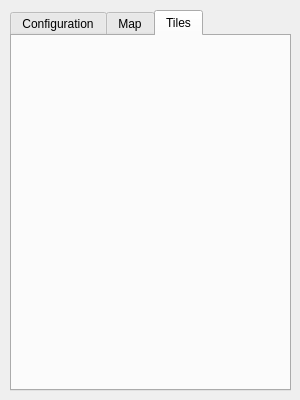
This is Annchienta/games/editor/editor.ui in sago007/annchienta as Qt 5 draws it before an edit. The edited form follows.
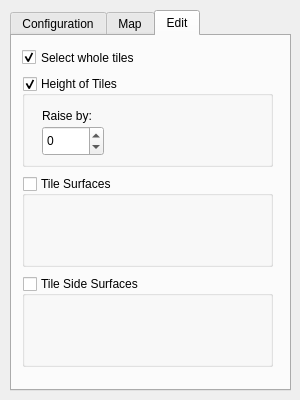
This is the edited form. The open tabs and pages were chosen to show the change.

Commit message: Editor can now edit z of tiles.

Patch:
```diff
--- a/Annchienta/games/editor/editor.ui
+++ b/Annchienta/games/editor/editor.ui
@@ -210,8 +210,113 @@
    </widget>
    <widget class="QWidget" name="tileTab" >
     <attribute name="title" >
-     <string>Tiles</string>
+     <string>Edit</string>
     </attribute>
+    <widget class="QCheckBox" name="wholeTiles" >
+     <property name="geometry" >
+      <rect>
+       <x>10</x>
+       <y>10</y>
+       <width>141</width>
+       <height>23</height>
+      </rect>
+     </property>
+     <property name="text" >
+      <string>Select whole tiles</string>
+     </property>
+     <property name="checked" >
+      <bool>true</bool>
+     </property>
+    </widget>
+    <widget class="QGroupBox" name="zGroupBox" >
+     <property name="geometry" >
+      <rect>
+       <x>10</x>
+       <y>40</y>
+       <width>251</width>
+       <height>91</height>
+      </rect>
+     </property>
+     <property name="title" >
+      <string>Height of Tiles</string>
+     </property>
+     <property name="checkable" >
+      <bool>true</bool>
+     </property>
+     <widget class="QSpinBox" name="tileZBox" >
+      <property name="geometry" >
+       <rect>
+        <x>20</x>
+        <y>50</y>
+        <width>62</width>
+        <height>30</height>
+       </rect>
+      </property>
+      <property name="minimum" >
+       <number>-99</number>
+      </property>
+     </widget>
+     <widget class="QLabel" name="label_4" >
+      <property name="geometry" >
+       <rect>
+        <x>20</x>
+        <y>30</y>
+        <width>62</width>
+        <height>20</height>
+       </rect>
+      </property>
+      <property name="text" >
+       <string>Raise by:</string>
+      </property>
+     </widget>
+    </widget>
+    <widget class="QGroupBox" name="tileGroupBox" >
+     <property name="enabled" >
+      <bool>true</bool>
+     </property>
+     <property name="geometry" >
+      <rect>
+       <x>10</x>
+       <y>140</y>
+       <width>251</width>
+       <height>91</height>
+      </rect>
+     </property>
+     <property name="title" >
+      <string>Tile Surfaces</string>
+     </property>
+     <property name="alignment" >
+      <set>Qt::AlignLeading</set>
+     </property>
+     <property name="checkable" >
+      <bool>true</bool>
+     </property>
+     <property name="checked" >
+      <bool>false</bool>
+     </property>
+    </widget>
+    <widget class="QGroupBox" name="tileSideGroupBox" >
+     <property name="enabled" >
+      <bool>true</bool>
+     </property>
+     <property name="geometry" >
+      <rect>
+       <x>10</x>
+       <y>240</y>
+       <width>251</width>
+       <height>91</height>
+      </rect>
+     </property>
+     <property name="title" >
+      <string>Tile Side Surfaces</string>
+     </property>
+     <property name="checkable" >
+      <bool>true</bool>
+     </property>
+     <property name="checked" >
+      <bool>false</bool>
+     </property>
+    </widget>
    </widget>
   </widget>
  </widget>
```
Left out of the diff: 2 changed lines with no effect on the pictures. The commit also changes 8 other files.
